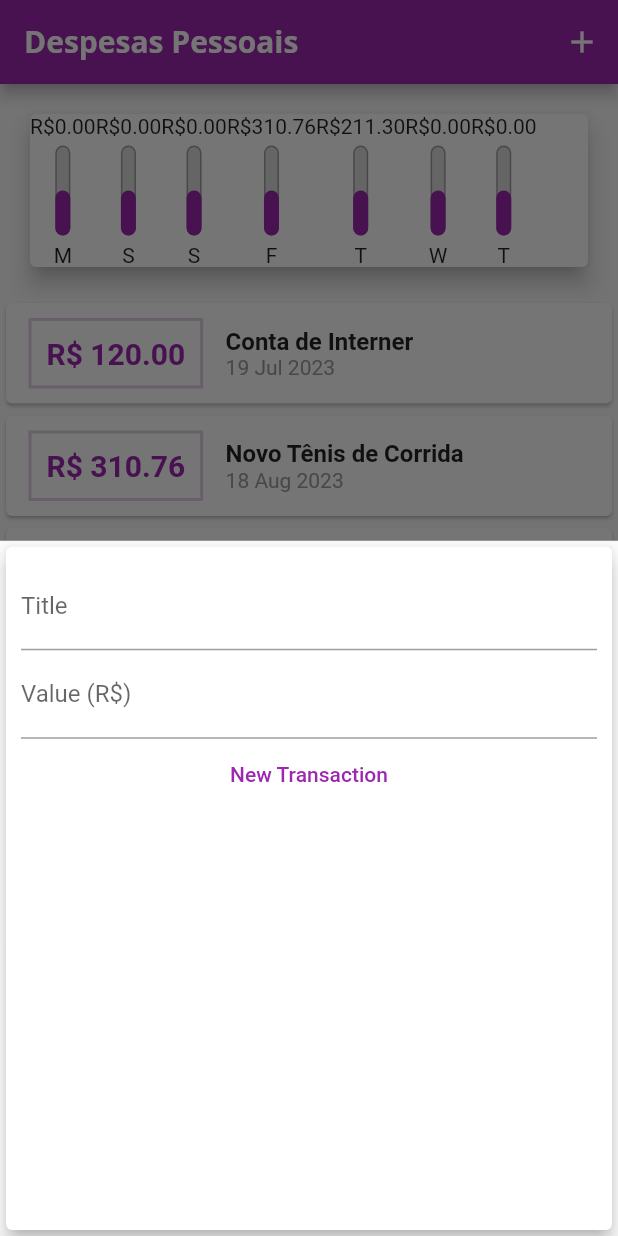
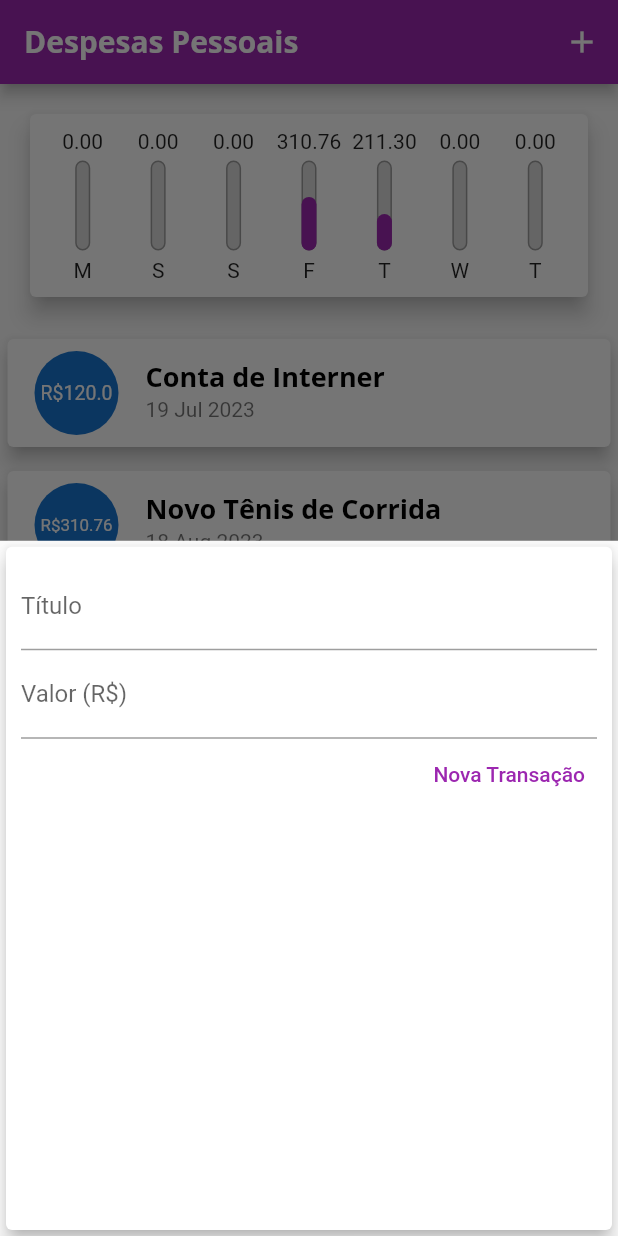
Before and after one commit to Erasmojf/expenses, a Flutter app: the screen it shows after launch, after a tap on the "add" icon, on a phone screen of 412 x 824 dp. Run offline on Flutter 3.47's test engine with Material 2 defaults, Android fonts, the phone set to English and light mode, and no system bars.

Commit message:
Customizing List of transactions

```diff
--- a/expenses/lib/components/chart.dart
+++ b/expenses/lib/components/chart.dart
@@ -4,9 +4,9 @@ import 'package:intl/intl.dart';
 import 'chart_bar.dart';
 
 class Chart extends StatelessWidget {
-  final List<Transaction> recentTransactions;
+  final List<Transaction> recentTransaction;
 
-  Chart(this.recentTransactions);
+  const Chart(this.recentTransaction, {Key? key}) : super(key: key);
 
   List<Map<String, Object>> get groupedTransactions {
     return List.generate(7, (index) {
@@ -16,18 +16,15 @@ class Chart extends StatelessWidget {
 
       double totalSum = 0.0;
 
-      for (var i = 0; i < recentTransactions.length; i++) {
-        bool sameDay = recentTransactions[i].date.day == weekDay.day;
-        bool sameMonth = recentTransactions[i].date.month == weekDay.month;
-        bool sameYear = recentTransactions[i].date.year == weekDay.year;
+      for (var i = 0; i < recentTransaction.length; i++) {
+        bool sameDay = recentTransaction[i].date.day == weekDay.day;
+        bool sameMonth = recentTransaction[i].date.month == weekDay.month;
+        bool sameYear = recentTransaction[i].date.year == weekDay.year;
 
         if (sameDay && sameMonth && sameYear) {
-          totalSum += recentTransactions[i].value;
+          totalSum += recentTransaction[i].value;
         }
       }
-
-      print(DateFormat.E().format(weekDay)[0]);
-      print(totalSum);
 
       return {
         'day': DateFormat.E().format(weekDay)[0],
@@ -36,20 +33,32 @@ class Chart extends StatelessWidget {
     });
   }
 
+  double get _weekTotalValue {
+    return groupedTransactions.fold(0.0, (sum, tr) {
+      return sum + (tr['value'] as double);
+    });
+  }
+
   @override
   Widget build(BuildContext context) {
-    groupedTransactions;
     return Card(
       elevation: 6,
-      margin: EdgeInsets.all(20),
-      child: Row(
-        children: groupedTransactions.map((tr) {
-          return ChartBar(
-            label: tr['day'].toString(),
-            value: double.parse(tr['value'].toString()),
-            precentage: 0.5,
-          );
-        }).toList(),
+      margin: const EdgeInsets.all(20),
+      child: Padding(
+        padding: const EdgeInsets.all(10),
+        child: Row(
+          mainAxisAlignment: MainAxisAlignment.spaceAround,
+          children: groupedTransactions.map((tr) {
+            return Flexible(
+              fit: FlexFit.tight,
+              child: ChartBar(
+                label: tr['day'] as String,
+                value: tr['value'] as double,
+                percentage: (tr['value'] as double) / _weekTotalValue,
+              ),
+            );
+          }).toList(),
+        ),
       ),
     );
   }
--- a/expenses/lib/components/chart_bar.dart
+++ b/expenses/lib/components/chart_bar.dart
@@ -1,43 +1,46 @@
 import 'package:flutter/material.dart';
 
 class ChartBar extends StatelessWidget {
-  final String label;
-  final double value;
-  final double precentage;
+  final String? label;
+  final double? value;
+  final double? percentage;
 
-  ChartBar({
-    required this.label,
-    required this.value,
-    required this.precentage,
-  });
+  const ChartBar({
+    this.label,
+    this.value,
+    this.percentage,
+    Key? key,
+  }) : super(key: key);
 
   @override
   Widget build(BuildContext context) {
     return Column(
       children: [
-        Text('R\$${value.toStringAsFixed(2)}'),
-        SizedBox(height: 5),
-        Container(
+        FittedBox(
+          child: Text('${value!.toStringAsFixed(2)}'),
+        ),
+        const SizedBox(height: 5),
+        SizedBox(
           height: 60,
           width: 10,
           child: Stack(
             alignment: Alignment.bottomCenter,
-            children: [
+            children: <Widget>[
               Container(
                 decoration: BoxDecoration(
                   border: Border.all(
                     color: Colors.grey,
                     width: 1.0,
                   ),
-                  color: Color.fromRGBO(220, 220, 220, 1),
+                  color: const Color.fromRGBO(220, 220, 220, 1),
                   borderRadius: BorderRadius.circular(5),
                 ),
               ),
               FractionallySizedBox(
-                heightFactor: precentage,
+                heightFactor: percentage,
                 child: Container(
                   decoration: BoxDecoration(
-                    color: Colors.purple,
+                    color: Theme.of(context).colorScheme.primary,
                     borderRadius: BorderRadius.circular(5),
                   ),
                 ),
@@ -45,8 +48,8 @@ class ChartBar extends StatelessWidget {
             ],
           ),
         ),
-        SizedBox(height: 5),
-        Text(label),
+        const SizedBox(height: 5),
+        Text(label!),
       ],
     );
   }
--- a/expenses/lib/components/transaction_form.dart
+++ b/expenses/lib/components/transaction_form.dart
@@ -3,7 +3,7 @@ import 'package:flutter/material.dart';
 class TransactionForm extends StatefulWidget {
   final void Function(String, double) onSubmit;
 
-  TransactionForm(this.onSubmit);
+  const TransactionForm(this.onSubmit, {Key? key}) : super(key: key);
 
   @override
   State<TransactionForm> createState() => _TransactionFormState();
@@ -16,10 +16,12 @@ class _TransactionFormState extends State<TransactionForm> {
 
   _submitForm() {
     final title = titleController.text;
-    final value = double.tryParse(valueController.text) ?? 0.0;
+    final value = double.tryParse(valueController.text) ?? 0;
+
     if (title.isEmpty || value <= 0) {
       return;
     }
+
     widget.onSubmit(title, value);
   }
 
@@ -29,25 +31,40 @@ class _TransactionFormState extends State<TransactionForm> {
       elevation: 5,
       child: Padding(
         padding: const EdgeInsets.all(10),
-        child: Column(children: [
+        child: Column(
+          children: [
             TextField(
               controller: titleController,
-            decoration: InputDecoration(labelText: "Title"),
+              onSubmitted: (_) => _submitForm(),
+              decoration: const InputDecoration(
+                labelText: 'Título',
+              ),
             ),
             TextField(
               controller: valueController,
-            decoration: InputDecoration(labelText: "Value (R\$)"),
+              keyboardType:
+                  const TextInputType.numberWithOptions(decimal: true),
+              onSubmitted: (_) => _submitForm(),
+              decoration: const InputDecoration(
+                labelText: 'Valor (R\$)',
               ),
+            ),
+            Row(
+              mainAxisAlignment: MainAxisAlignment.end,
+              children: <Widget>[
                 TextButton(
-            child: Text("New Transaction"),
-            style: TextButton.styleFrom(primary: Colors.purple),
-            onPressed: () {
-              final title = titleController.text;
-              final value = double.tryParse(valueController.text) ?? 0.0;
-              widget.onSubmit(title, value);
-            },
+                  child: const Text(
+                    'Nova Transação',
+                    style: TextStyle(
+                      color: Colors.purple,
+                    ),
+                  ),
+                  onPressed: _submitForm,
                 )
-        ]),
+              ],
+            ),
+          ],
+        ),
       ),
     );
   }
--- a/expenses/lib/components/transaction_list.dart
+++ b/expenses/lib/components/transaction_list.dart
@@ -5,27 +5,28 @@ import 'package:intl/intl.dart';
 class TransactionList extends StatelessWidget {
   final List<Transaction> transactions;
 
-  TransactionList(this.transactions);
+  const TransactionList(this.transactions, {Key? key}) : super(key: key);
 
   @override
   Widget build(BuildContext context) {
-    return Container(
+    return SizedBox(
       height: 300,
       child: transactions.isEmpty
           ? Column(
               children: [
+                const SizedBox(height: 20),
                 Text(
                   'Nenhuma Transação Cadastrada!',
-                  style: Theme.of(context).textTheme.titleLarge,
+                  style: Theme.of(context).textTheme.headline6,
                 ),
-                SizedBox(height: 20),
-                Container(
+                const SizedBox(height: 20),
+                SizedBox(
                   height: 200,
                   child: Image.asset(
-                    "assets/images/waiting.png",
+                    'assets/images/waiting.png',
                     fit: BoxFit.cover,
                   ),
-                )
+                ),
               ],
             )
           : ListView.builder(
@@ -33,40 +34,25 @@ class TransactionList extends StatelessWidget {
               itemBuilder: (ctx, index) {
                 final tr = transactions[index];
                 return Card(
-                  child: Row(
-                    children: [
-                      Container(
-                        margin:
-                            EdgeInsets.symmetric(horizontal: 15, vertical: 10),
-                        decoration: BoxDecoration(
-                            border: Border.all(
-                          color: const Color.fromARGB(255, 228, 208, 231),
-                          width: 2,
-                        )),
-                        padding: EdgeInsets.all(10),
-                        child: Text(
-                          "R\$ ${tr.value.toStringAsFixed(2)}",
-                          style: TextStyle(
-                              fontWeight: FontWeight.bold,
-                              fontSize: 20,
-                              color: Colors.purple),
+                  elevation: 5,
+                  margin: EdgeInsets.symmetric(vertical: 8, horizontal: 5),
+                  child: ListTile(
+                    leading: CircleAvatar(
+                      radius: 30,
+                      child: Padding(
+                        padding: const EdgeInsets.all(6),
+                        child: FittedBox(
+                          child: Text('R\$${tr.value}'),
                         ),
                       ),
-                      Column(
-                        crossAxisAlignment: CrossAxisAlignment.start,
-                        children: [
-                          Text(tr.title,
-                              style: TextStyle(
-                                fontSize: 16,
-                                fontWeight: FontWeight.bold,
-                              )),
-                          Text(
-                            DateFormat('d MMM y').format(tr.date),
-                            style: TextStyle(color: Colors.grey),
-                          ),
-                        ],
-                      ),
-                    ],
+                    ),
+                    title: Text(
+                      tr.title,
+                      style: Theme.of(context).textTheme.titleLarge,
+                    ),
+                    subtitle: Text(
+                      DateFormat('d MMM y').format(tr.date),
+                    ),
                   ),
                 );
               },
--- a/expenses/lib/main.dart
+++ b/expenses/lib/main.dart
@@ -3,7 +3,6 @@ import 'package:flutter/material.dart';
 import 'dart:math';
 import 'components/transaction_form.dart';
 import 'components/transaction_list.dart';
-
 import 'models/transaction.dart';
 
 main() => runApp(ExpensesApp());
```
Lines whose indentation alone changed are shown as unchanged.
